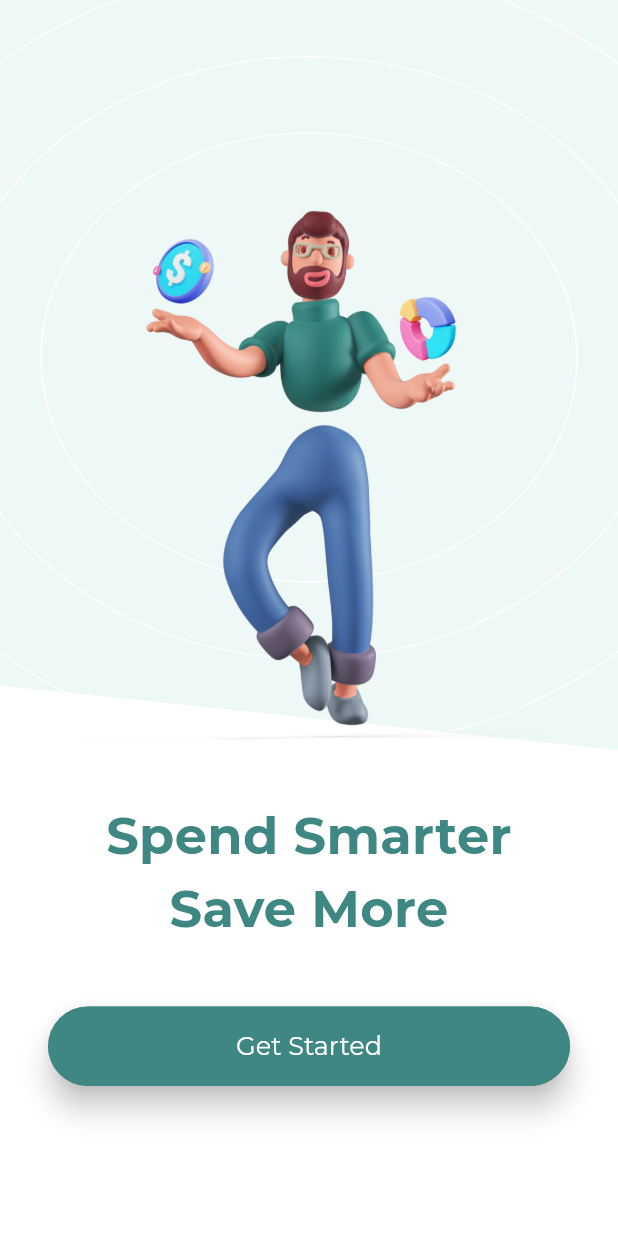
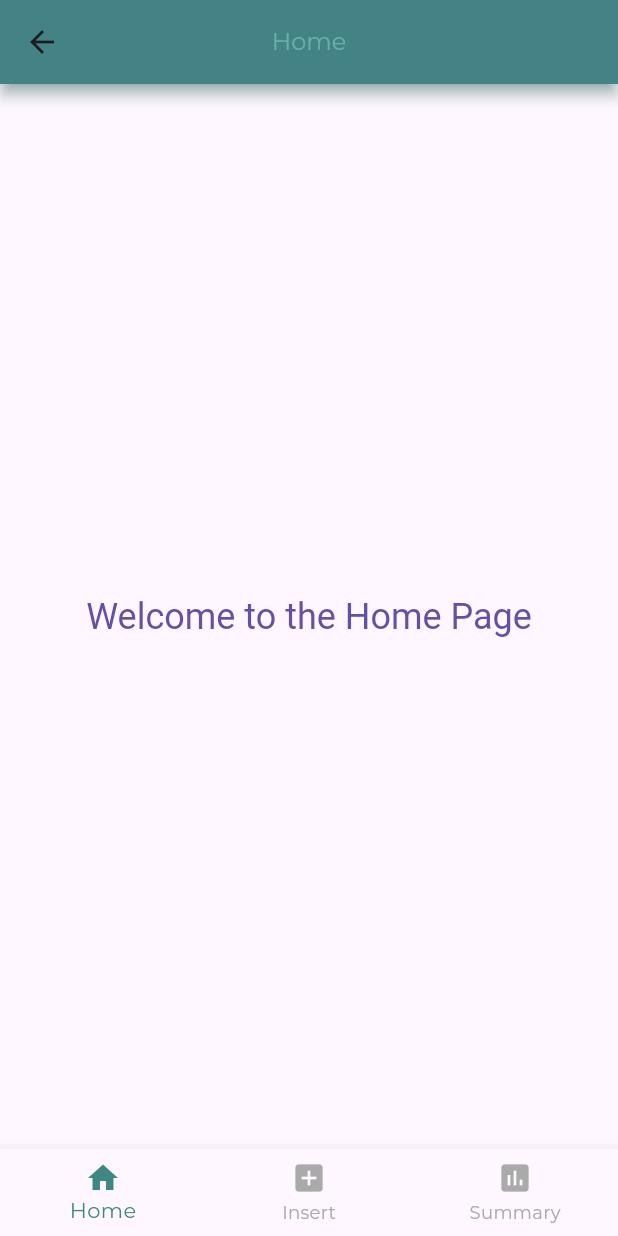
Before and after one commit to shahzadafridi/ExpenseTracker, a Flutter app: the OnBoardingView screen opened by its route, after a tap on "Get Started", on a phone screen of 412 x 824 dp. Run offline on Flutter 3.47's test engine with Material 3 defaults, Android fonts, the phone set to English and light mode, and no system bars; our stand-ins replace easy_localization, flutter_phoenix, flutter_svg, get_it, image_picker, shared_preferences; accounts and stored records are empty.

Commit message:
Bottom Navigation added with empty screens

```diff
--- /dev/null
+++ b/lib/features/home/home_botttom_bar_view.dart
@@ -0,0 +1,58 @@
+import 'package:flutter/material.dart';
+import 'package:income_expense_tracker/resources/color_manager.dart';
+import 'package:income_expense_tracker/resources/string_manager.dart';
+
+import '../insert_expense_income/insert_expense_income_view.dart';
+import '../summary/summary_view.dart';
+import 'home_view.dart';
+
+class HomeBotttomBarView extends StatefulWidget {
+  const HomeBotttomBarView({super.key});
+
+  @override
+  State<HomeBotttomBarView> createState() => _HomeBotttomBarViewState();
+}
+
+class _HomeBotttomBarViewState extends State<HomeBotttomBarView> {
+  int currentIndex = 0;
+  final List<Widget> _screens = const [
+    HomeView(),
+    InsertExpenseIncomeView(),
+    SummaryView(),
+  ];
+
+  @override
+  Widget build(BuildContext context) {
+    return Scaffold(
+      body: Center(
+        child: Center(
+          child: _screens[currentIndex],
+        ),
+      ),
+      bottomNavigationBar: BottomNavigationBar(
+        selectedItemColor: ColorManager.primary,
+        unselectedItemColor: ColorManager.lightGrey,
+        items: const [
+          BottomNavigationBarItem(
+            icon: Icon(Icons.home),
+            label: AppStrings.bottom_tab_home,
+          ),
+          BottomNavigationBarItem(
+            icon: Icon(Icons.add_box),
+            label: AppStrings.bottom_tab_insert,
+          ),
+          BottomNavigationBarItem(
+            icon: Icon(Icons.insert_chart),
+            label: AppStrings.bottom_tab_summary,
+          ),
+        ],
+        currentIndex: currentIndex,
+        onTap: (index) {
+          setState(() {
+            currentIndex = index;
+          });
+        },
+      ),
+    );
+  }
+}
--- /dev/null
+++ b/lib/features/home/home_view.dart
@@ -0,0 +1,23 @@
+import 'package:flutter/material.dart';
+
+class HomeView extends StatelessWidget {
+  const HomeView({super.key});
+
+  @override
+  Widget build(BuildContext context) {
+    return Scaffold(
+      appBar: AppBar(
+        title: const Text('Home'),
+      ),
+      body: Center(
+        child: Text(
+          'Welcome to the Home Page',
+          style: Theme.of(context).textTheme.titleLarge?.copyWith(
+                color: Theme.of(context).colorScheme.primary,
+                fontSize: 24,
+              ),
+        ),
+      ),
+    );
+  }
+}
--- a/lib/resources/color_manager.dart
+++ b/lib/resources/color_manager.dart
@@ -5,7 +5,7 @@ class ColorManager {
   static Color primary = const Color(0xff3F8782);
   static Color darkGrey = const Color(0xff525252);
   static Color grey = const Color(0xff737477);
-  static Color lightGrey = const Color(0xff9E9E9E);
+  static Color lightGrey = const Color(0xffAAAAAA);
 
   static Color darkPrimary = const Color(0xff3F8782);
   static Color lightPrimary = const Color(0xff69AEA9); // color with 80% opacity
--- a/lib/resources/routes_manager.dart
+++ b/lib/resources/routes_manager.dart
@@ -1,3 +1,5 @@
+import 'package:income_expense_tracker/features/home/home_botttom_bar_view.dart';
+
 import '../../app/di.dart';
 import 'package:flutter/material.dart';
 import 'package:easy_localization/easy_localization.dart';
@@ -21,7 +23,7 @@ class RouteGenerator {
       case Routes.onBpardingRoute:
         return MaterialPageRoute(builder: (_) => const OnBoardingView());
       case Routes.homeRoute:
-        return MaterialPageRoute(builder: (_) => const OnBoardingView());
+        return MaterialPageRoute(builder: (_) => const HomeBotttomBarView());
       default:
         return unDefinedRoute();
     }
--- a/lib/resources/string_manager.dart
+++ b/lib/resources/string_manager.dart
@@ -5,6 +5,10 @@ class AppStrings {
   static const String noRouteFound = "no_route_found";
   static const String onBoardingTitle1 = "Spend Smarter Save More";
   static const String onBoardingButton = "Get Started";
+
+  static const String bottom_tab_home = "Home";
+  static const String bottom_tab_insert = "Insert";
+  static const String bottom_tab_summary = "Summary";
 
   static const String skip = "skip";
   static const String username = "username_hint";
--- a/lib/resources/theme_manager.dart
+++ b/lib/resources/theme_manager.dart
@@ -14,7 +14,7 @@ ThemeData getApplicationTheme() {
     splashColor: ColorManager.lightPrimary, // ripple effect color
 
     //  cardview theme
-    cardTheme: CardTheme(
+    cardTheme: CardThemeData(
       color: ColorManager.white,
       shadowColor: ColorManager.grey,
       elevation: AppSize.s4,
```
Also changed, not shown: lib/features/insert_expense_income/insert_expense_income_view.dart (added, +23 -0 lines), lib/features/summary/summary_view.dart (added, +23 -0 lines), pubspec.lock, 2 other files.
